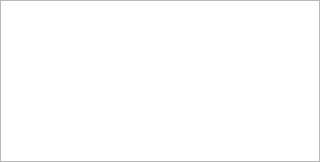
Above: src/gui/keywordWidgets/rangeVector.ui from disorderedmaterials/dissolve before the change. Below: the same form after it.
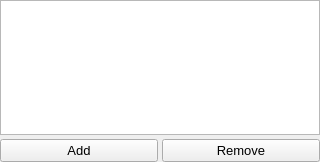
That is the form after the change.

Commit message: Adding add/remove buttons to widget

The edit to the form file:
```diff
--- a/src/gui/keywordWidgets/rangeVector.ui
+++ b/src/gui/keywordWidgets/rangeVector.ui
@@ -35,10 +35,28 @@
     <number>4</number>
    </property>
    <item row="0" column="0">
-    <widget class="QTableView" name="RangeVectorTable"/>
-   </item>
-  </layout>
- </widget>
- <resources/>
- <connections/>
+				<widget class="QTableView" name="RangeVectorTable" />
+			</item>
+			<item row="1" column="0">
+				<layout class="QHBoxLayout" name="horizontalLayout">
+					<item>
+						<widget class="QPushButton" name="RangeAddButton">
+							<property name="text">
+								<string>Add</string>
+							</property>
+						</widget>
+					</item>
+					<item>
+						<widget class="QPushButton" name="RangeRemoveButton">
+							<property name="text">
+								<string>Remove</string>
+							</property>
+						</widget>
+					</item>
+				</layout>
+			</item>
+		</layout>
+	</widget>
+	<resources />
+	<connections />
 </ui>
```
Lines whose indentation alone changed are shown as unchanged.
